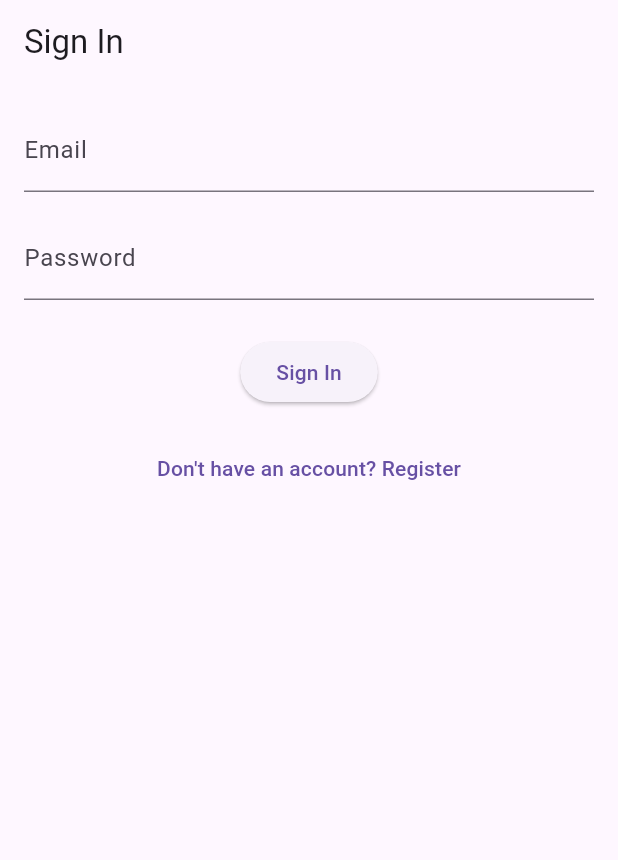
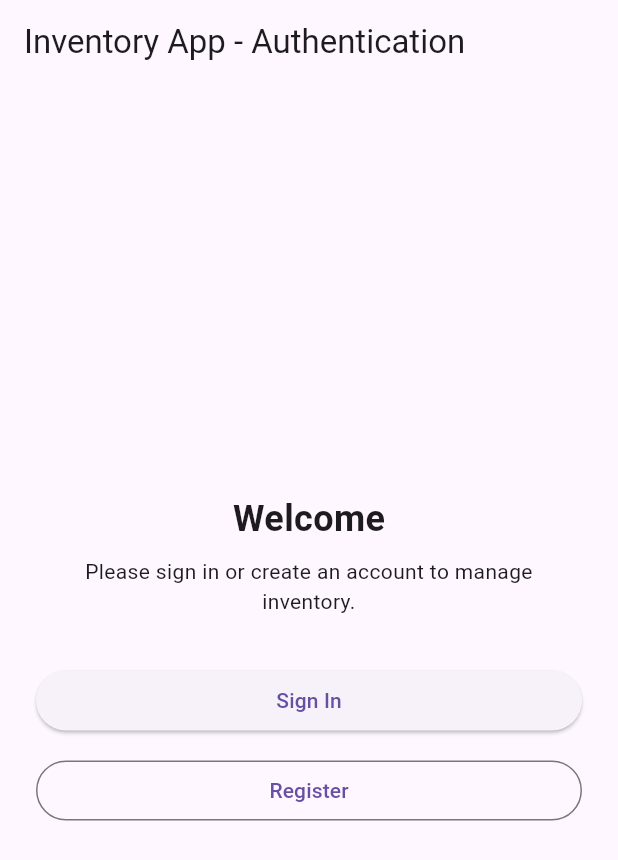
Before and after one commit to NickJohnson06/in_class15, a Flutter app: the screen it shows after launch, on a phone screen of 412 x 824 dp. Shown: the top 860 px of the screen. Run offline on Flutter 3.47's test engine with Material 3 defaults, Android fonts, the light colour scheme and no system bars; our stand-ins replace cloud_firestore, firebase_auth, firebase_core; accounts and stored records are empty.

Commit message:
added AuthenticationScreen as entry point for navigating between login and registration

```diff
--- a/lib/main.dart
+++ b/lib/main.dart
@@ -1,7 +1,7 @@
 import 'package:flutter/material.dart';
 import 'package:firebase_core/firebase_core.dart';
 import 'firebase_options.dart';
-import 'ui/login_screen.dart';
+import 'ui/authentication_screen.dart';
 
 Future<void> main() async {
   WidgetsFlutterBinding.ensureInitialized();
@@ -19,7 +19,7 @@ class MyApp extends StatelessWidget {
     return const MaterialApp(
       debugShowCheckedModeBanner: false,
       title: 'Inventory Management',
-      home: LoginScreen(),
+      home: AuthenticationScreen(),
     );
   }
 }
--- /dev/null
+++ b/lib/ui/authentication_screen.dart
@@ -0,0 +1,68 @@
+import 'package:flutter/material.dart';
+import 'login_screen.dart';
+import 'register_screen.dart';
+
+class AuthenticationScreen extends StatelessWidget {
+  const AuthenticationScreen({super.key});
+
+  @override
+  Widget build(BuildContext context) {
+    return Scaffold(
+      appBar: AppBar(
+        title: const Text('Inventory App - Authentication'),
+      ),
+      body: Center(
+        child: Padding(
+          padding: const EdgeInsets.all(24),
+          child: Column(
+            mainAxisSize: MainAxisSize.min,
+            children: [
+              const Text(
+                'Welcome',
+                style: TextStyle(
+                  fontSize: 24,
+                  fontWeight: FontWeight.bold,
+                ),
+              ),
+              const SizedBox(height: 8),
+              const Text(
+                'Please sign in or create an account to manage inventory.',
+                textAlign: TextAlign.center,
+              ),
+              const SizedBox(height: 32),
+              SizedBox(
+                width: double.infinity,
+                child: ElevatedButton(
+                  onPressed: () {
+                    Navigator.push(
+                      context,
+                      MaterialPageRoute(
+                        builder: (_) => const LoginScreen(),
+                      ),
+                    );
+                  },
+                  child: const Text('Sign In'),
+                ),
+              ),
+              const SizedBox(height: 12),
+              SizedBox(
+                width: double.infinity,
+                child: OutlinedButton(
+                  onPressed: () {
+                    Navigator.push(
+                      context,
+                      MaterialPageRoute(
+                        builder: (_) => const RegisterScreen(),
+                      ),
+                    );
+                  },
+                  child: const Text('Register'),
+                ),
+              ),
+            ],
+          ),
+        ),
+      ),
+    );
+  }
+}
```
